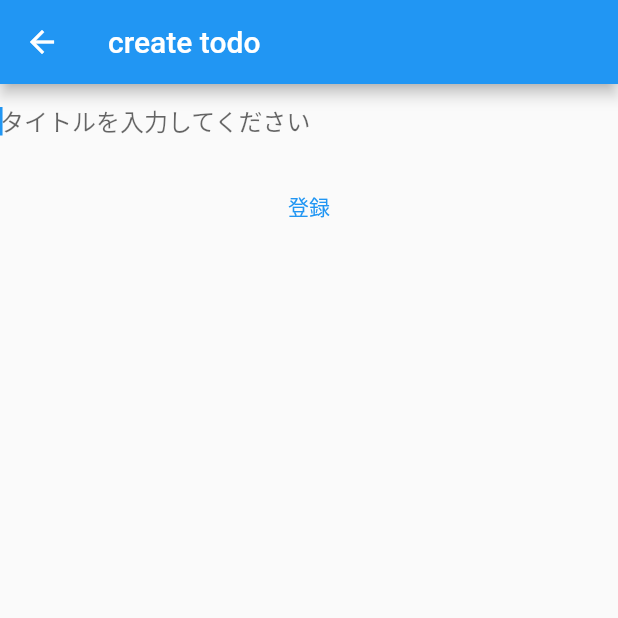
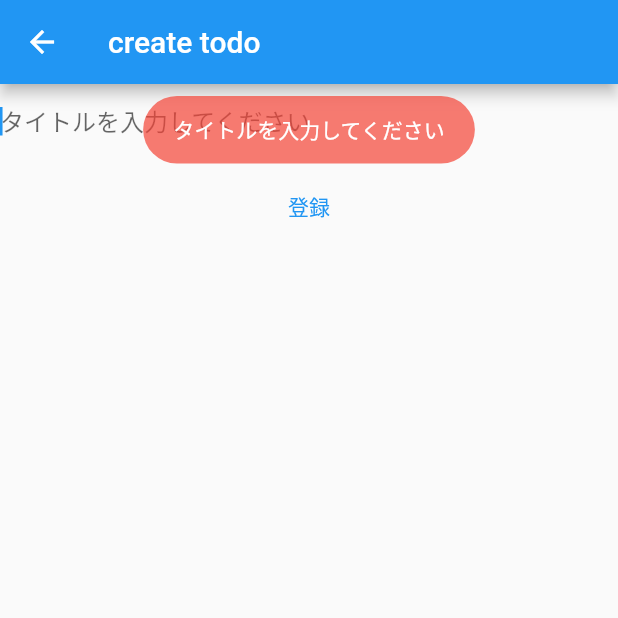
Before and after one commit to asakuno/todo_app, a Flutter app: the TodoCreate screen opened directly, after a tap on "登録", on a phone screen of 412 x 824 dp, the top half of it. Run offline on Flutter 3.47's test engine with Material 2 defaults, Android fonts, the light colour scheme and no system bars; our stand-ins replace fluttertoast, freezed_annotation.

Commit message:
[Fix]修正

```diff
--- a/front/lib/pages/todo_create.dart
+++ b/front/lib/pages/todo_create.dart
@@ -2,6 +2,7 @@ import 'package:flutter/material.dart';
 import 'package:front/repository/todo_request.dart';
 import 'package:front/pages/todo_list.dart';
 import '../entity/todo/todo_item_request.dart';
+import 'package:front/utility/toast.dart';
 
 class TodoCreate extends StatefulWidget {
   const TodoCreate({super.key});
@@ -13,21 +14,25 @@ class TodoCreate extends StatefulWidget {
 }
 
 class _TodoCreateState extends State<TodoCreate> {
-  final TextEditingController _titleController = TextEditingController(); // 新しいコントローラを追加
+  final TextEditingController _titleController =
+      TextEditingController(); // 新しいコントローラを追加
+  final UtilityToast toast = UtilityToast();
 
   void _registerTodo() {
     final String title = _titleController.text;
     if (title.isNotEmpty) {
-      final TodoItemRequestData todoItemRequestData = TodoItemRequestData(title: title);
+      final TodoItemRequestData todoItemRequestData =
+          TodoItemRequestData(title: title);
       TodoRequest().postTodoData(todoItemRequestData).then((_) {
         _titleController.clear();
         // Todoの登録が成功したらTodoList画面に遷移する
-        Navigator.of(context).pushReplacement(MaterialPageRoute(builder: (context) => const TodoList()));
+        Navigator.of(context).pushReplacement(
+            MaterialPageRoute(builder: (context) => const TodoList()));
       }).catchError((error) {
         print('エラー: $error');
       });
     } else {
-      print('タイトルを入力してください');
+      toast.showErrorToast('タイトルを入力してください');
     }
   }
 
@@ -36,28 +41,28 @@ class _TodoCreateState extends State<TodoCreate> {
     return Center(
       child: Scaffold(
         appBar: AppBar(title: const Text('create todo')),
-        body: Container(
-          width: double.infinity,
-          child: Column(
+        body: Column(
           mainAxisSize: MainAxisSize.min,
           children: [
-              TextField(
-                controller: _titleController, // コントローラを指定
-                decoration: InputDecoration(
+            SizedBox(
+              width: double.infinity, // これは幅が親要素と同じになるように指定しています
+              child: TextField(
+                controller: _titleController,
+                decoration: const InputDecoration(
                   border: InputBorder.none,
                   hintText: 'タイトルを入力してください',
                 ),
                 autofocus: true,
               ),
+            ),
             const SizedBox(
               height: 10,
             ),
             TextButton(
+              onPressed: _registerTodo,
               child: const Text('登録'),
-                onPressed: _registerTodo,
             )
           ],
-          ),
         ),
       ),
     );
--- a/front/lib/repository/todo_request.dart
+++ b/front/lib/repository/todo_request.dart
@@ -5,7 +5,7 @@ import 'package:front/utility/toast.dart';
 
 class TodoRequest{
   Uri url = Uri.parse('http://127.0.0.1:8080/tasks');
-  UtilityToast _toast = UtilityToast();
+  final UtilityToast _toast = UtilityToast();
 
   Future<TodoDataListRequest> getTodo() async {
     try {
--- a/front/pubspec.yaml
+++ b/front/pubspec.yaml
@@ -37,6 +37,7 @@ dependencies:
   freezed: ^2.2.1
   build_runner: ^2.3.2
   json_serializable: ^6.5.4
+  flutter_riverpod: ^2.4.0
 
 
   # The following adds the Cupertino Icons font to your application.
```
Also changed, not shown: front/pubspec.lock. Lines whose indentation alone changed are shown as unchanged.
